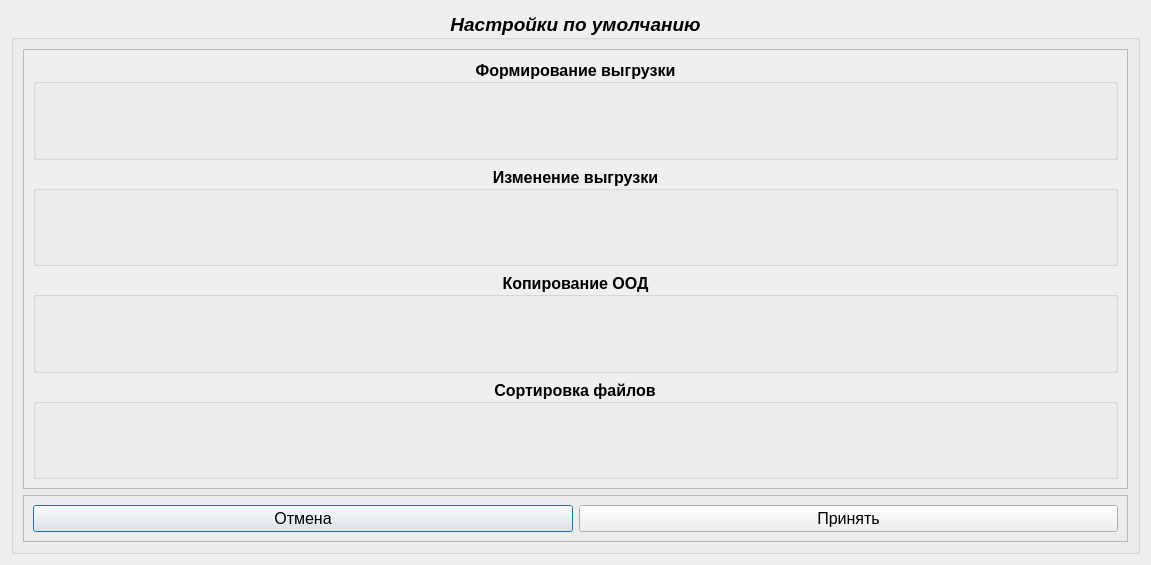
ant1cus/Project_SP, file designer/default_window.ui: the form before one commit.
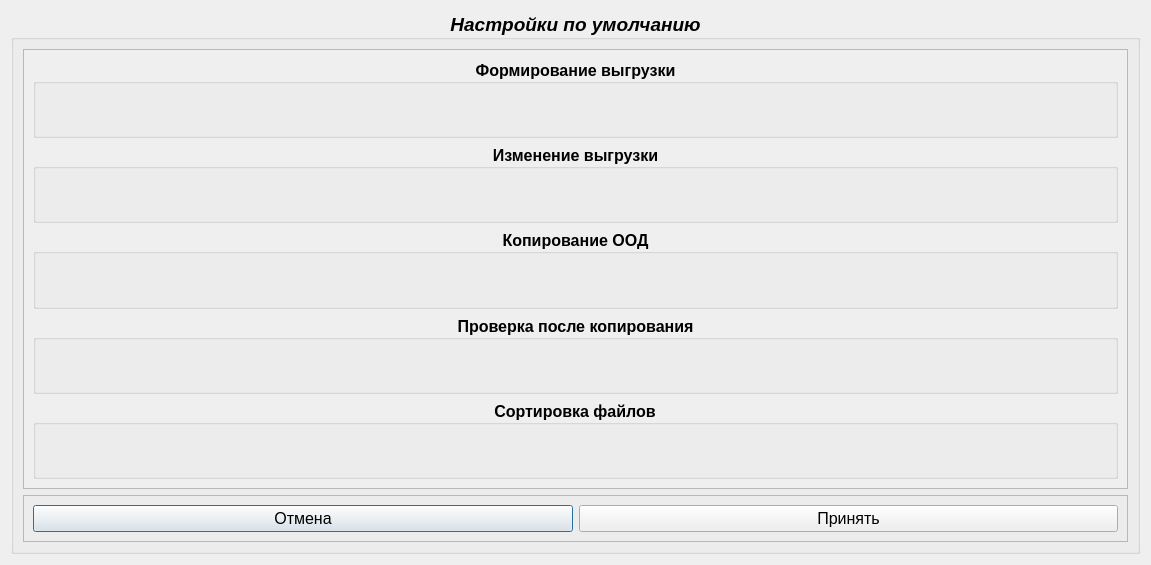
The form after the commit.

Commit message: add check after copy

What changed in the file:
```diff
--- a/designer/default_window.ui
+++ b/designer/default_window.ui
@@ -93,29 +93,6 @@
           </rect>
          </property>
          <layout class="QGridLayout" name="gridLayout_2">
-          <item row="0" column="0">
-           <widget class="QGroupBox" name="groupBox_form">
-            <property name="font">
-             <font>
-              <pointsize>12</pointsize>
-              <weight>75</weight>
-              <italic>false</italic>
-              <bold>true</bold>
-             </font>
-            </property>
-            <property name="title">
-             <string>Формирование выгрузки</string>
-            </property>
-            <property name="alignment">
-             <set>Qt::AlignCenter</set>
-            </property>
-            <layout class="QGridLayout" name="gridLayout_5">
-             <item row="0" column="0">
-              <layout class="QGridLayout" name="gridLayout_form"/>
-             </item>
-            </layout>
-           </widget>
-          </item>
           <item row="2" column="0">
            <widget class="QGroupBox" name="groupBox_copy_ood">
             <property name="font">
@@ -139,29 +116,6 @@
             </layout>
            </widget>
           </item>
-          <item row="3" column="0">
-           <widget class="QGroupBox" name="groupBox_sorting">
-            <property name="font">
-             <font>
-              <pointsize>12</pointsize>
-              <weight>75</weight>
-              <italic>false</italic>
-              <bold>true</bold>
-             </font>
-            </property>
-            <property name="title">
-             <string>Сортировка файлов</string>
-            </property>
-            <property name="alignment">
-             <set>Qt::AlignCenter</set>
-            </property>
-            <layout class="QGridLayout" name="gridLayout_6">
-             <item row="0" column="0">
-              <layout class="QGridLayout" name="gridLayout_sorting"/>
-             </item>
-            </layout>
-           </widget>
-          </item>
           <item row="1" column="0">
            <widget class="QGroupBox" name="groupBox_change">
             <property name="font">
@@ -185,6 +139,75 @@
             </layout>
            </widget>
           </item>
+          <item row="4" column="0">
+           <widget class="QGroupBox" name="groupBox_sorting">
+            <property name="font">
+             <font>
+              <pointsize>12</pointsize>
+              <weight>75</weight>
+              <italic>false</italic>
+              <bold>true</bold>
+             </font>
+            </property>
+            <property name="title">
+             <string>Сортировка файлов</string>
+            </property>
+            <property name="alignment">
+             <set>Qt::AlignCenter</set>
+            </property>
+            <layout class="QGridLayout" name="gridLayout_6">
+             <item row="0" column="0">
+              <layout class="QGridLayout" name="gridLayout_sorting"/>
+             </item>
+            </layout>
+           </widget>
+          </item>
+          <item row="0" column="0">
+           <widget class="QGroupBox" name="groupBox_form">
+            <property name="font">
+             <font>
+              <pointsize>12</pointsize>
+              <weight>75</weight>
+              <italic>false</italic>
+              <bold>true</bold>
+             </font>
+            </property>
+            <property name="title">
+             <string>Формирование выгрузки</string>
+            </property>
+            <property name="alignment">
+             <set>Qt::AlignCenter</set>
+            </property>
+            <layout class="QGridLayout" name="gridLayout_5">
+             <item row="0" column="0">
+              <layout class="QGridLayout" name="gridLayout_form"/>
+             </item>
+            </layout>
+           </widget>
+          </item>
+          <item row="3" column="0">
+           <widget class="QGroupBox" name="groupBox_check_after">
+            <property name="font">
+             <font>
+              <pointsize>12</pointsize>
+              <weight>75</weight>
+              <italic>false</italic>
+              <bold>true</bold>
+             </font>
+            </property>
+            <property name="title">
+             <string>Проверка после копирования</string>
+            </property>
+            <property name="alignment">
+             <set>Qt::AlignCenter</set>
+            </property>
+            <layout class="QGridLayout" name="gridLayout_10">
+             <item row="0" column="0">
+              <layout class="QGridLayout" name="gridLayout_check_after"/>
+             </item>
+            </layout>
+           </widget>
+          </item>
          </layout>
         </widget>
        </widget>
```
The commit also changes 8 other files.
